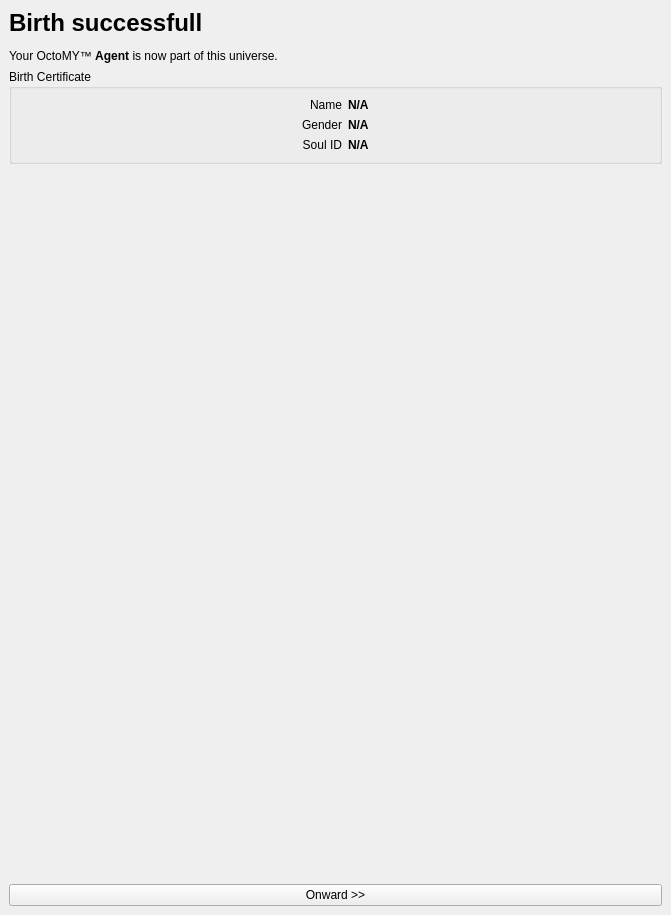
Old version of the form libs/libcore/widgets/AgentDeliveryWizard.ui in the repository mrdeveloperdude/OctoMY.
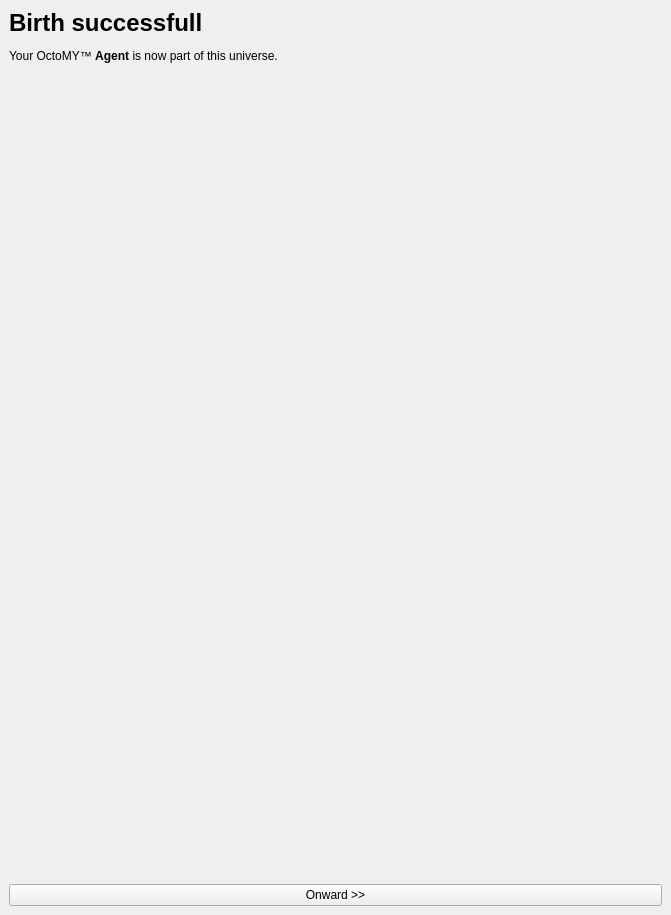
New version of the form. Icons and pictures are not drawn. Custom widgets are drawn as their Qt base class.

```diff
--- a/libs/libcore/widgets/AgentDeliveryWizard.ui
+++ b/libs/libcore/widgets/AgentDeliveryWizard.ui
@@ -258,7 +258,7 @@
      </widget>
      <widget class="QWidget" name="pageBirthDone">
       <layout class="QGridLayout" name="gridLayout">
-       <item row="4" column="0">
+       <item row="3" column="0">
         <spacer name="verticalSpacer_2">
          <property name="orientation">
           <enum>Qt::Vertical</enum>
@@ -307,152 +307,13 @@
         </widget>
        </item>
        <item row="1" column="0" colspan="2">
-        <widget class="QGroupBox" name="groupBox">
+        <widget class="PortableIDWidget" name="widgetBirthCertificate" native="true">
          <property name="sizePolicy">
           <sizepolicy hsizetype="Minimum" vsizetype="Minimum">
            <horstretch>0</horstretch>
            <verstretch>0</verstretch>
           </sizepolicy>
          </property>
-         <property name="title">
-          <string>Birth Certificate</string>
-         </property>
-         <layout class="QGridLayout" name="gridLayout_2">
-          <item row="1" column="2">
-           <widget class="QLabel" name="labelGender">
-            <property name="sizePolicy">
-             <sizepolicy hsizetype="Minimum" vsizetype="Minimum">
-              <horstretch>0</horstretch>
-              <verstretch>0</verstretch>
-             </sizepolicy>
-            </property>
-            <property name="font">
-             <font>
-              <weight>75</weight>
-              <bold>true</bold>
-             </font>
-            </property>
-            <property name="text">
-             <string>N/A</string>
-            </property>
-            <property name="textInteractionFlags">
-             <set>Qt::TextSelectableByMouse</set>
-            </property>
-           </widget>
-          </item>
-          <item row="0" column="1">
-           <widget class="QLabel" name="label_6">
-            <property name="text">
-             <string>Name</string>
-            </property>
-            <property name="alignment">
-             <set>Qt::AlignRight|Qt::AlignTrailing|Qt::AlignVCenter</set>
-            </property>
-           </widget>
-          </item>
-          <item row="2" column="2">
-           <widget class="QLabel" name="labelID">
-            <property name="sizePolicy">
-             <sizepolicy hsizetype="Minimum" vsizetype="Minimum">
-              <horstretch>0</horstretch>
-              <verstretch>0</verstretch>
-             </sizepolicy>
-            </property>
-            <property name="font">
-             <font>
-              <weight>75</weight>
-              <bold>true</bold>
-             </font>
-            </property>
-            <property name="text">
-             <string>N/A</string>
-            </property>
-            <property name="textInteractionFlags">
-             <set>Qt::TextSelectableByMouse</set>
-            </property>
-           </widget>
-          </item>
-          <item row="0" column="0" rowspan="3">
-           <spacer name="horizontalSpacer">
-            <property name="orientation">
-             <enum>Qt::Horizontal</enum>
-            </property>
-            <property name="sizeHint" stdset="0">
-             <size>
-              <width>40</width>
-              <height>20</height>
-             </size>
-            </property>
-           </spacer>
-          </item>
-          <item row="1" column="1">
-           <widget class="QLabel" name="label_9">
-            <property name="sizePolicy">
-             <sizepolicy hsizetype="Minimum" vsizetype="Minimum">
-              <horstretch>0</horstretch>
-              <verstretch>0</verstretch>
-             </sizepolicy>
-            </property>
-            <property name="text">
-             <string>Gender</string>
-            </property>
-            <property name="alignment">
-             <set>Qt::AlignRight|Qt::AlignTrailing|Qt::AlignVCenter</set>
-            </property>
-           </widget>
-          </item>
-          <item row="0" column="2">
-           <widget class="QLabel" name="labelName">
-            <property name="sizePolicy">
-             <sizepolicy hsizetype="Minimum" vsizetype="Minimum">
-              <horstretch>0</horstretch>
-              <verstretch>0</verstretch>
-             </sizepolicy>
-            </property>
-            <property name="font">
-             <font>
-              <weight>75</weight>
-              <bold>true</bold>
-             </font>
-            </property>
-            <property name="text">
-             <string>N/A</string>
-            </property>
-            <property name="textInteractionFlags">
-             <set>Qt::TextSelectableByMouse</set>
-            </property>
-           </widget>
-          </item>
-          <item row="2" column="1">
-           <widget class="QLabel" name="label_10">
-            <property name="sizePolicy">
-             <sizepolicy hsizetype="Minimum" vsizetype="Minimum">
-              <horstretch>0</horstretch>
-              <verstretch>0</verstretch>
-             </sizepolicy>
-            </property>
-            <property name="text">
-             <string>Soul ID</string>
-            </property>
-            <property name="alignment">
-             <set>Qt::AlignRight|Qt::AlignTrailing|Qt::AlignVCenter</set>
-            </property>
-           </widget>
-          </item>
-          <item row="0" column="3" rowspan="3">
-           <spacer name="horizontalSpacer_3">
-            <property name="orientation">
-             <enum>Qt::Horizontal</enum>
-            </property>
-            <property name="sizeHint" stdset="0">
-             <size>
-              <width>40</width>
-              <height>20</height>
-             </size>
-            </property>
-           </spacer>
-          </item>
-         </layout>
         </widget>
        </item>
       </layout>
@@ -808,6 +669,12 @@
    <header>widgets/FaceWidget.hpp</header>
    <container>1</container>
   </customwidget>
+  <customwidget>
+   <class>PortableIDWidget</class>
+   <extends>QWidget</extends>
+   <header>widgets/PortableIDWidget.hpp</header>
+   <container>1</container>
+  </customwidget>
   <customwidget>
    <class>ImageLabel2</class>
    <extends>QLabel</extends>
```
Left out of the diff: 4 changed lines with no effect on the pictures.
